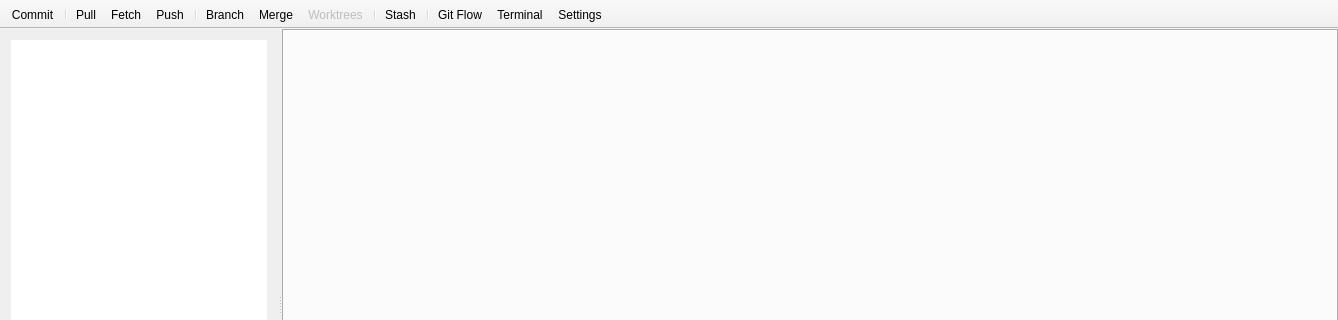
bokic/gitmaster, file qgitmastermainwindow.ui: the form before one commit; both pictures show x 0 to 1338 and y 0 to 320 of the 1338 by 600 pixel window.
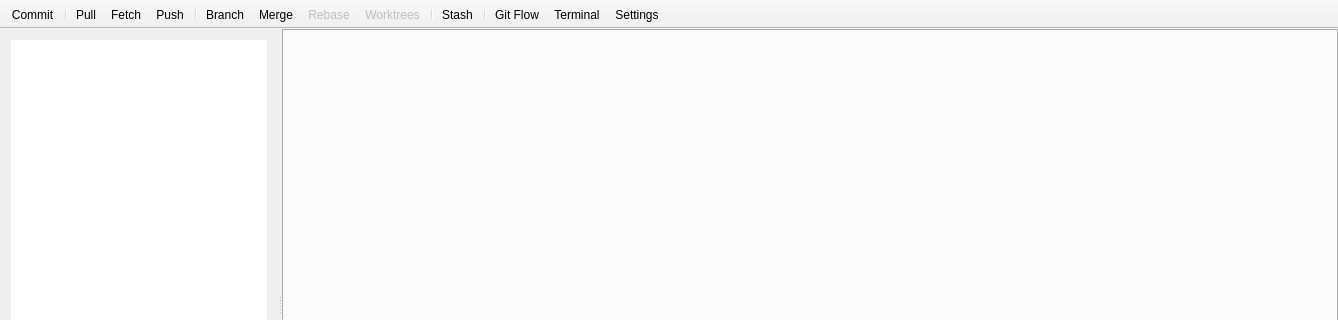
The form after the commit. Icons and pictures are not drawn. Custom widgets are drawn as their Qt base class.

Commit message: Finish rebase.

Patch:
```diff
--- a/qgitmastermainwindow.ui
+++ b/qgitmastermainwindow.ui
@@ -178,6 +178,7 @@
    <addaction name="separator"/>
    <addaction name="actionBranch"/>
    <addaction name="actionMerge"/>
+   <addaction name="actionRebase"/>
    <addaction name="actionWorktrees"/>
    <addaction name="separator"/>
    <addaction name="actionStash"/>
@@ -250,6 +251,18 @@
     <string>Merge</string>
    </property>
   </action>
+  <action name="actionRebase">
+   <property name="enabled">
+    <bool>false</bool>
+   </property>
+   <property name="icon">
+    <iconset resource="resource.qrc">
+     <normaloff>:/images/gray_branch.svg</normaloff>:/images/gray_branch.svg</iconset>
+   </property>
+   <property name="text">
+    <string>Rebase</string>
+   </property>
+  </action>
   <action name="actionWorktrees">
    <property name="enabled">
     <bool>false</bool>
```
The commit also changes 7 other files.
